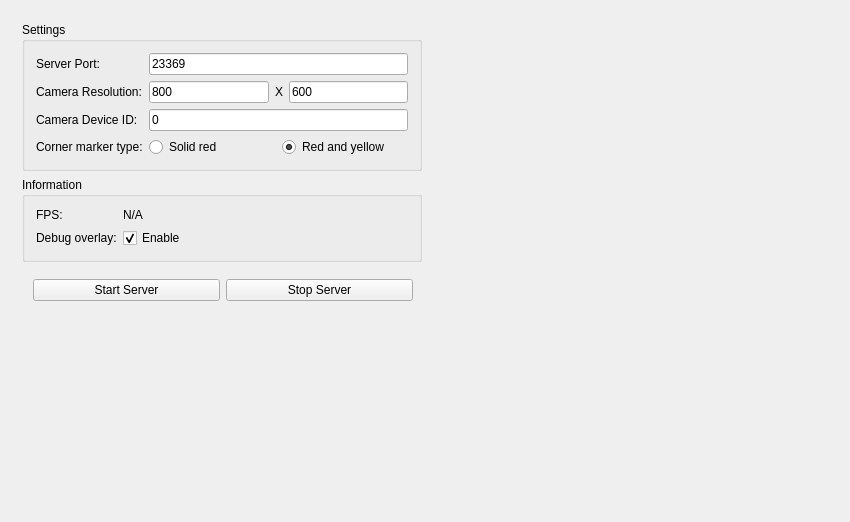
Qt form MirrorServer/Server/mainwindow.ui (thijser/ARGAME) before a commit.
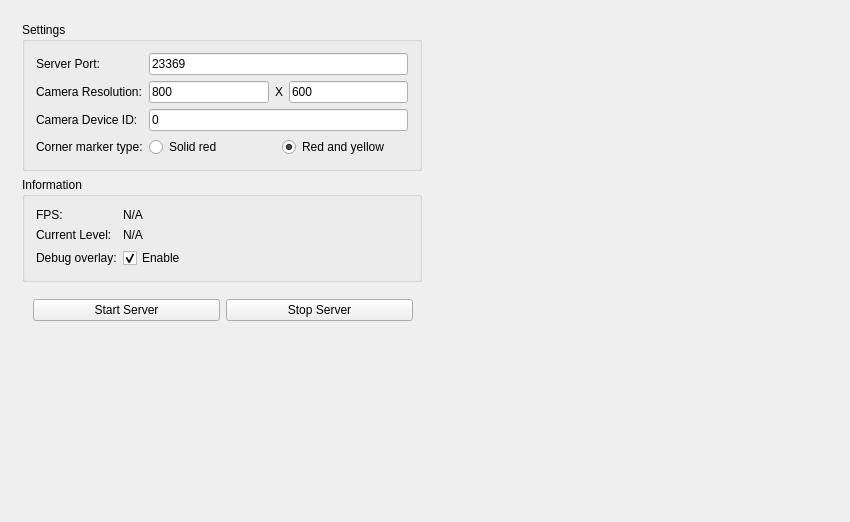
The same form after that commit.

Commit message: Added field to UI indicating current level.

Diff of the .ui file:
```diff
--- a/MirrorServer/Server/mainwindow.ui
+++ b/MirrorServer/Server/mainwindow.ui
@@ -212,14 +212,14 @@
             </property>
            </widget>
           </item>
-          <item row="1" column="0">
+          <item row="2" column="0">
            <widget class="QLabel" name="debugLabel">
             <property name="text">
              <string>Debug overlay:</string>
             </property>
            </widget>
           </item>
-          <item row="1" column="1">
+          <item row="2" column="1">
            <widget class="QCheckBox" name="debugCheck">
             <property name="text">
              <string>Enable</string>
@@ -232,6 +232,20 @@
             </property>
            </widget>
           </item>
+          <item row="1" column="0">
+           <widget class="QLabel" name="levelLabel">
+            <property name="text">
+             <string>Current Level:</string>
+            </property>
+           </widget>
+          </item>
+          <item row="1" column="1">
+           <widget class="QLabel" name="level">
+            <property name="text">
+             <string>N/A</string>
+            </property>
+           </widget>
+          </item>
          </layout>
         </widget>
        </item>
```
The commit also changes 7 other files.
